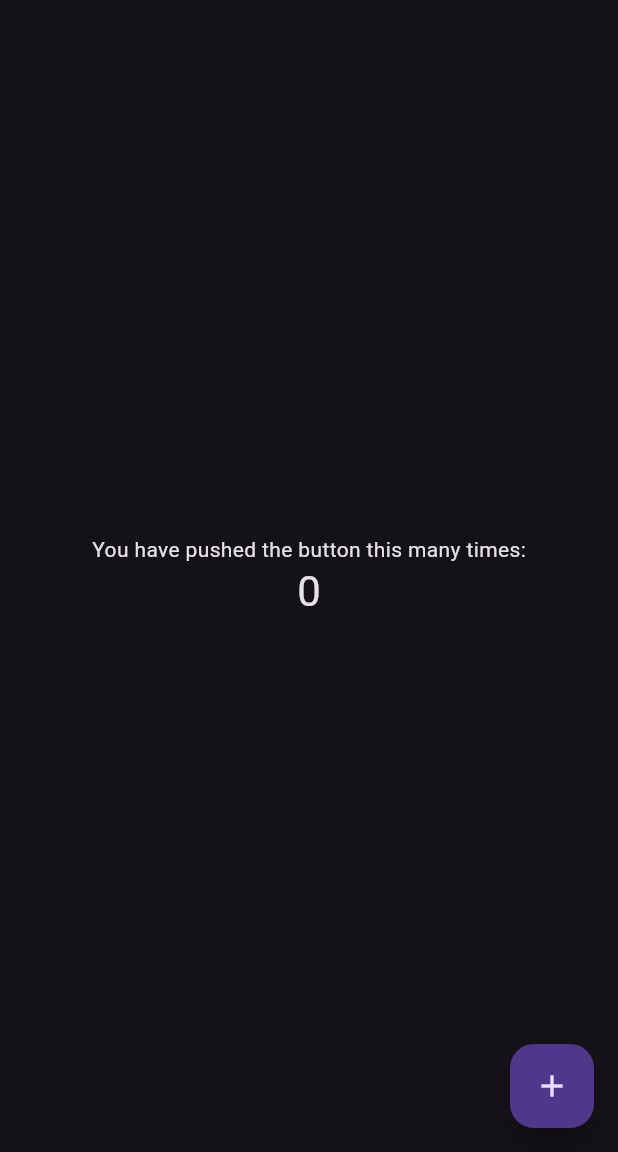
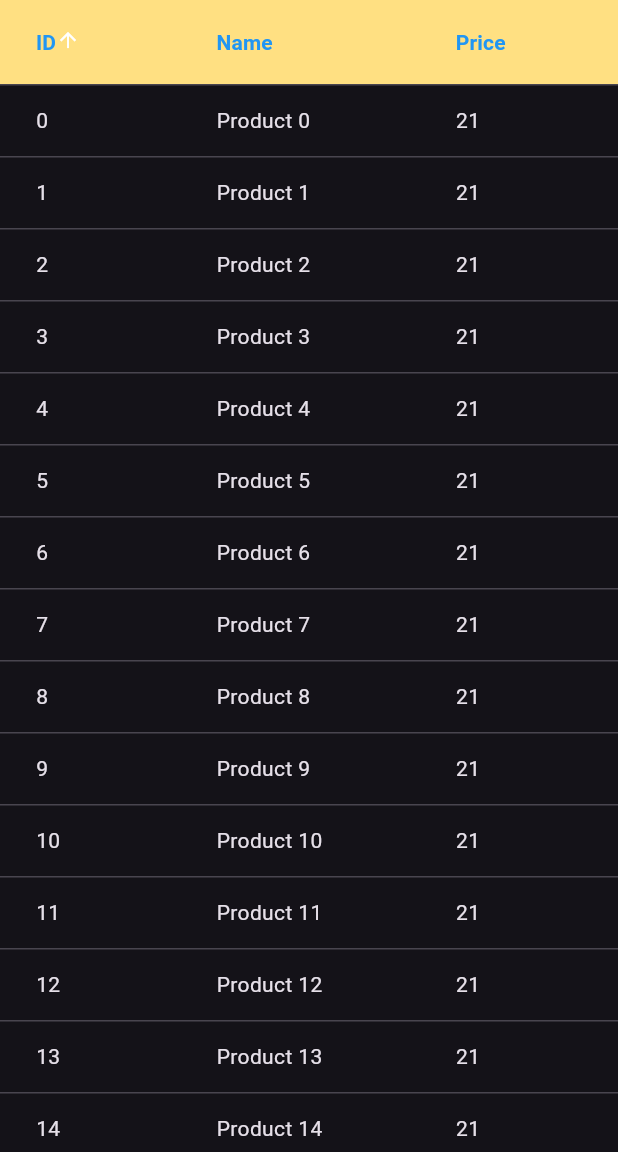
Before and after one commit to thejeremyjohn/wellread2, a Flutter app: the screen it shows after launch, on a phone screen of 412 x 824 dp, the part 84-1236 px from its top. Run offline on Flutter 3.47's test engine with Material 3 defaults, Android fonts, the phone set to English and light mode, and no system bars.

Commit message:
added sortable DataTable to wip homepage with temporary data

```diff
--- a/frontend/lib/main.dart
+++ b/frontend/lib/main.dart
@@ -1,5 +1,7 @@
 import 'package:flutter/material.dart';
 import 'package:http/http.dart' as http;
+
+import 'dart:math'; // TODO rm
 
 void main() {
   runApp(const MyApp());
@@ -11,11 +13,7 @@ class MyApp extends StatelessWidget {
   @override
   Widget build(BuildContext context) {
     return MaterialApp(
-      debugShowCheckedModeBanner: false, // TODO
-      title: 'Flutter Demo',
-      // theme: ThemeData(
-      //   colorScheme: ColorScheme.fromSeed(seedColor: Colors.deepPurple),
-      // ),
+      debugShowCheckedModeBanner: false,
       theme: ThemeData.dark(),
       home: const MyHomePage(title: 'wellread'),
     );
@@ -25,15 +23,6 @@ class MyApp extends StatelessWidget {
 class MyHomePage extends StatefulWidget {
   const MyHomePage({super.key, required this.title});
 
-  // This widget is the home page of your application. It is stateful, meaning
-  // that it has a State object (defined below) that contains fields that affect
-  // how it looks.
-
-  // This class is the configuration for the state. It holds the values (in this
-  // case the title) provided by the parent (in this case the App widget) and
-  // used by the build method of the State. Fields in a Widget subclass are
-  // always marked "final".
-
   final String title;
 
   @override
@@ -41,25 +30,19 @@ class MyHomePage extends StatefulWidget {
 }
 
 class _MyHomePageState extends State<MyHomePage> {
-  int _counter = 0;
+  // Generate a list of fiction prodcts
+  // placeholder from https://www.kindacode.com/article/flutter-datatable
+  final List<Map> _products = List.generate(30, (i) {
+    return {"id": i, "name": "Product $i", "price": Random().nextInt(200) + 1};
+  });
 
-  void _incrementCounter() {
-    setState(() {
-      // This call to setState tells the Flutter framework that something has
-      // changed in this State, which causes it to rerun the build method below
-      // so that the display can reflect the updated values. If we changed
-      // _counter without calling setState(), then the build method would not be
-      // called again, and so nothing would appear to happen.
-      _counter++;
-    });
-  }
+  int _currentSortColumn = 0;
+  bool _isAscending = true;
 
   @override
   Widget build(BuildContext context) {
     return Scaffold(
       appBar: AppBar(
-        // backgroundColor: Theme.of(context).colorScheme.inversePrimary,
-        // backgroundColor: const Color.fromARGB(255, 250, 248, 246),
         backgroundColor: Colors.brown,
         title: Row(
           mainAxisAlignment: MainAxisAlignment.spaceBetween,
@@ -115,38 +98,59 @@ class _MyHomePageState extends State<MyHomePage> {
           ),
         ],
       ),
-      body: Center(
-        // Center is a layout widget. It takes a single child and positions it
-        // in the middle of the parent.
-        child: Column(
-          // Column is also a layout widget. It takes a list of children and
-          // arranges them vertically. By default, it sizes itself to fit its
-          // children horizontally, and tries to be as tall as its parent.
-          //
-          // Column has various properties to control how it sizes itself and
-          // how it positions its children. Here we use mainAxisAlignment to
-          // center the children vertically; the main axis here is the vertical
-          // axis because Columns are vertical (the cross axis would be
-          // horizontal).
-          //
-          // TRY THIS: Invoke "debug painting" (choose the "Toggle Debug Paint"
-          // action in the IDE, or press "p" in the console), to see the
-          // wireframe for each widget.
-          mainAxisAlignment: MainAxisAlignment.center,
-          children: <Widget>[
-            const Text('You have pushed the button this many times:'),
-            Text(
-              '$_counter',
-              style: Theme.of(context).textTheme.headlineMedium,
-            ),
-          ],
+      body: SizedBox(
+        width: double.infinity,
+        child: SingleChildScrollView(
+          child: DataTable(
+            sortColumnIndex: _currentSortColumn,
+            sortAscending: _isAscending,
+            headingRowColor: WidgetStateProperty.all(Colors.amber[200]),
+            columns: [
+              sortableDataColumn('ID', 'id'),
+              sortableDataColumn('Name', 'name'),
+              sortableDataColumn('Price', 'price'),
+            ],
+            rows: _products.map((item) {
+              return DataRow(
+                cells: [
+                  DataCell(Text(item['id'].toString())),
+                  DataCell(Text(item['name'])),
+                  DataCell(Text(item['price'].toString())),
+                ],
+              );
+            }).toList(),
+          ),
         ),
       ),
-      floatingActionButton: FloatingActionButton(
-        onPressed: _incrementCounter,
-        tooltip: 'Increment',
-        child: const Icon(Icons.add),
-      ), // This trailing comma makes auto-formatting nicer for build methods.
+    );
+  }
+
+  DataColumn sortableDataColumn(String labelText, String sortKey) {
+    return DataColumn(
+      label: Text(
+        labelText,
+        style: TextStyle(color: Colors.blue, fontWeight: FontWeight.bold),
+      ),
+      onSort: (columnIndex, _) {
+        setState(() {
+          _currentSortColumn = columnIndex;
+          if (_isAscending == true) {
+            _isAscending = false;
+            // sort the product list in Ascending, order by sortKey
+            _products.sort(
+              (productA, productB) =>
+                  productB[sortKey].compareTo(productA[sortKey]),
+            );
+          } else {
+            _isAscending = true;
+            // sort the product list in Descending, order by sortKey
+            _products.sort(
+              (productA, productB) =>
+                  productA[sortKey].compareTo(productB[sortKey]),
+            );
+          }
+        });
+      },
     );
   }
 }
```
